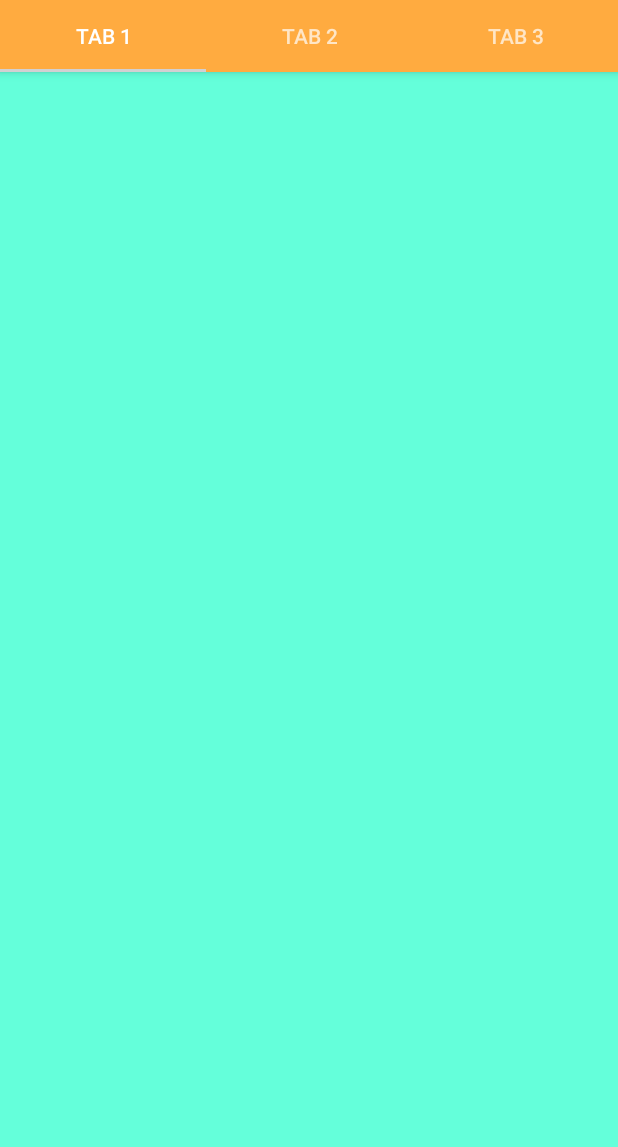
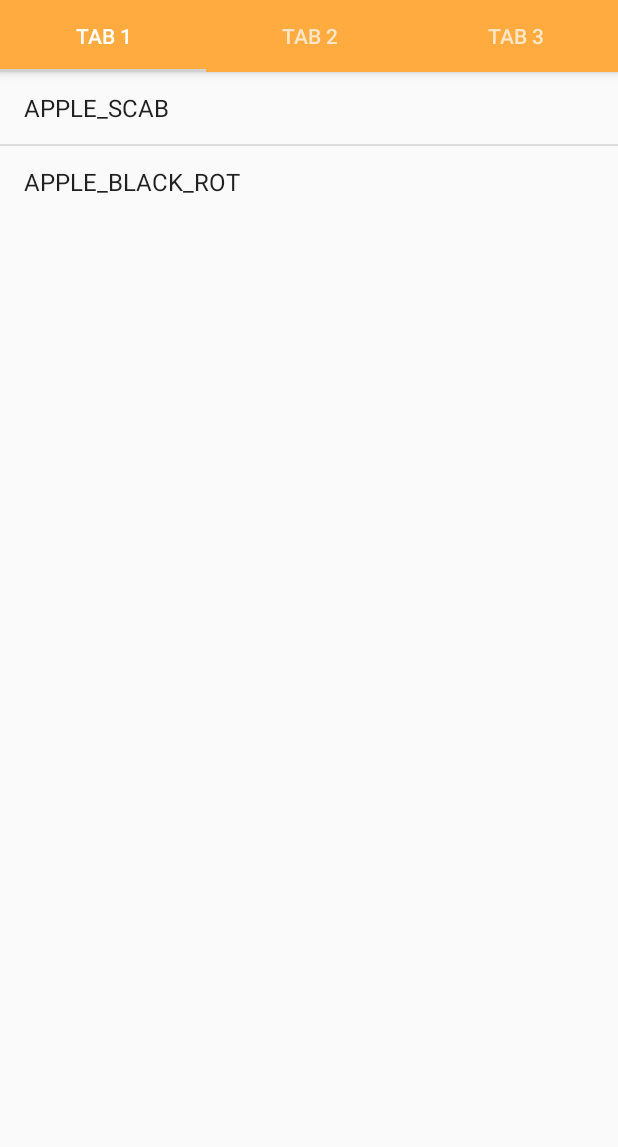
Before and after one commit to PCIHD/Dr_Prithvi, an Android app: the screen it shows after launch (MainActivity), on a phone screen of 412 x 824 dp, the part 89-1236 px from its top. Run offline under Robolectric (Android 15) with nearby library versions, the phone set to English and light mode, and no system bars.

Commit message:
frag 1 update

```diff
--- a/app/src/main/java/com/example/myapplication/Frag1.java
+++ b/app/src/main/java/com/example/myapplication/Frag1.java
@@ -1,18 +1,39 @@
 package com.example.myapplication;
 
+import android.content.Intent;
+import android.database.Cursor;
 import android.os.Bundle;
 import android.support.annotation.NonNull;
 import android.support.annotation.Nullable;
 import android.support.v4.app.Fragment;
+import android.util.Log;
 import android.view.LayoutInflater;
 import android.view.View;
 import android.view.ViewGroup;
+import android.widget.AdapterView;
+import android.widget.ArrayAdapter;
+import android.widget.ListView;
 
 public class Frag1 extends Fragment {
     @Nullable
     @Override
+
     public View onCreateView(@NonNull LayoutInflater inflater, @Nullable ViewGroup container, @Nullable Bundle savedInstanceState) {
+        String[] menuItems = {"APPLE_SCAB","APPLE_BLACK_ROT"};
         View view = inflater.inflate(R.layout.frag1_layout , container , false);
+
+        ListView listView = (ListView) view.findViewById(R.id.listview);
+        ArrayAdapter<String> listViewADapter = new ArrayAdapter<String>(
+                getActivity(),
+                android.R.layout.simple_list_item_1,
+                menuItems
+        );
+        listView.setAdapter(listViewADapter);
+        listView.setOnItemClickListener(new AdapterView.OnItemClickListener() {
+            @Override
+            public void onItemClick(AdapterView<?> parent, View view, int position, long id) {
+                }
+        });
         return  view;
     }
 }
--- a/app/src/main/res/layout/frag1_layout.xml
+++ b/app/src/main/res/layout/frag1_layout.xml
@@ -1,7 +1,17 @@
 <?xml version="1.0" encoding="utf-8"?>
-<android.support.constraint.ConstraintLayout xmlns:android="http://schemas.android.com/apk/res/android"
+<FrameLayout xmlns:android="http://schemas.android.com/apk/res/android"
+    xmlns:tools="http://schemas.android.com/tools"
     android:layout_width="match_parent"
-    android:layout_height="match_parent"
-    android:background="#64FFDA">
+    android:layout_height="match_parent">
 
-</android.support.constraint.ConstraintLayout>
+    <TextView
+        android:layout_width="match_parent"
+        android:layout_height="wrap_content"
+        android:text=""/>
+    <ListView
+        android:layout_width="wrap_content"
+        android:layout_height="wrap_content"
+        android:id="@+id/listview"
+        android:layout_gravity="center_horizontal"/>
+
+</FrameLayout>
```
